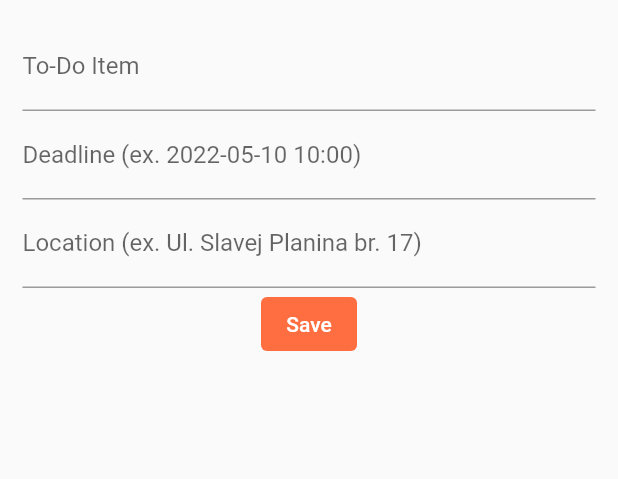
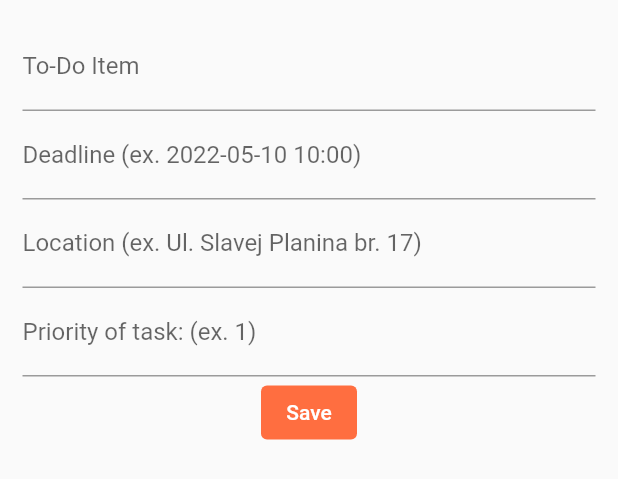
Before and after one commit to spaunkoska22/MIS, a Flutter app: the CreateNewToDoItem widget shown alone on an empty page, opened directly with empty values, on a phone screen of 412 x 824 dp. Shown: the top 479 px of the screen. Run offline on Flutter 3.47's test engine with Material 2 defaults, Android fonts, the phone set to English and light mode, and no system bars; our stand-ins replace camera, carousel_slider, firebase_auth, firebase_core, flutter_local_notifications, google_maps_flutter and 6 more; missing offline and left inert: flutter_polyline_points; accounts and stored records are empty; network calls fail.

Commit message:
Priority of tasks pattern added

```diff
--- a/lib/models/ToDoItem.dart
+++ b/lib/models/ToDoItem.dart
@@ -3,6 +3,7 @@ class ToDoItem {
   final String title;
   final DateTime date;
   final String location;
+  final int priority;
 
-  ToDoItem({required this.id, required this.title, required this.date, required this.location});
+  ToDoItem({required this.id, required this.title, required this.date, required this.location, this.priority = 0});
 }
--- a/lib/views/register_screen.dart
+++ b/lib/views/register_screen.dart
@@ -23,7 +23,7 @@ class _RegisterScreenState extends State<RegisterScreen> {
           .then((value) {
         print("Created new account");
         Navigator.push(context,
-            MaterialPageRoute(builder: (context) => LogInScreen()));
+            MaterialPageRoute(builder: (context) => const LogInScreen()));
       });
     } on FirebaseAuthException catch (e) {
       print("ERROR HERE");
--- a/lib/views/todo_screen.dart
+++ b/lib/views/todo_screen.dart
@@ -64,42 +64,49 @@ class _ToDoScreenState extends State<ToDoScreen> {
       title: "Dinner with family",
       date: DateTime.parse("2023-02-11 20:00:00"),
       location: "Leonardo Pizzeria",
+      priority: 1,
     ),
     ToDoItem(
       id: "2",
       title: "Do Hair",
       date: DateTime.parse("2023-03-05 14:00:00"),
       location: "Hair Studio Elite",
+      priority: 2,
     ),
     ToDoItem(
       id: "3",
       title: "Do Nails",
       date: DateTime.parse("2023-03-07 11:00:00"),
       location: "Perfecto Nails Studio",
+      priority: 3,
     ),
     ToDoItem(
       id: "4",
       title: "Mum's Birthday",
       date: DateTime.parse("2023-03-25 00:00:00"),
       location: "Home",
+      priority: 1,
     ),
     ToDoItem(
       id: "5",
       title: "Presentation in class",
       date: DateTime.parse("2023-04-10 09:50:00"),
       location: "Online",
+      priority: 1,
     ),
     ToDoItem(
       id: "6",
       title: "Exam",
       date: DateTime.parse("2023-04-14 13:00:00"),
       location: "Online",
+      priority: 1,
     ),
     ToDoItem(
       id: "7",
       title: "Wedding",
       date: DateTime.parse("2023-05-26 20:00:00"),
       location: "Hotel Alexander Palace",
+      priority: 2,
     ),
   ];
 
@@ -192,6 +199,7 @@ class _ToDoScreenState extends State<ToDoScreen> {
   }
 
   Widget createBody(BuildContext context) {
+    _items.sort((a, b) => a.priority.compareTo(b.priority));
     return Scaffold(
       floatingActionButton: Positioned(
         top: 60,
--- a/lib/widgets/CreateNewToDoItem.dart
+++ b/lib/widgets/CreateNewToDoItem.dart
@@ -1,4 +1,5 @@
 import 'package:flutter/material.dart';
+import 'package:flutter/services.dart';
 import 'package:nanoid/nanoid.dart';
 import 'package:on_the_go_reminder/models/ToDoItem.dart';
 import 'package:on_the_go_reminder/views/todo_screen.dart';
@@ -66,6 +67,11 @@ class _CreateNewToDoItemState extends State<CreateNewToDoItem> {
             controller: _locationController,
             onSubmitted: (_) => _submitData(),
           ),
+          TextField(
+            decoration:
+                const InputDecoration(labelText: "Priority of task: (ex. 1)"),
+            onSubmitted: (_) => _submitData(),
+          ),
           Center(
             child: TextButton(
               onPressed: () => {_submitData()},
```
